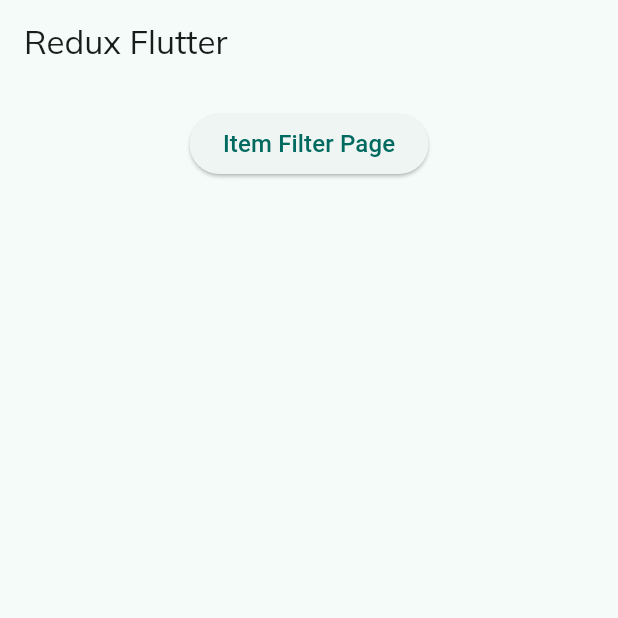
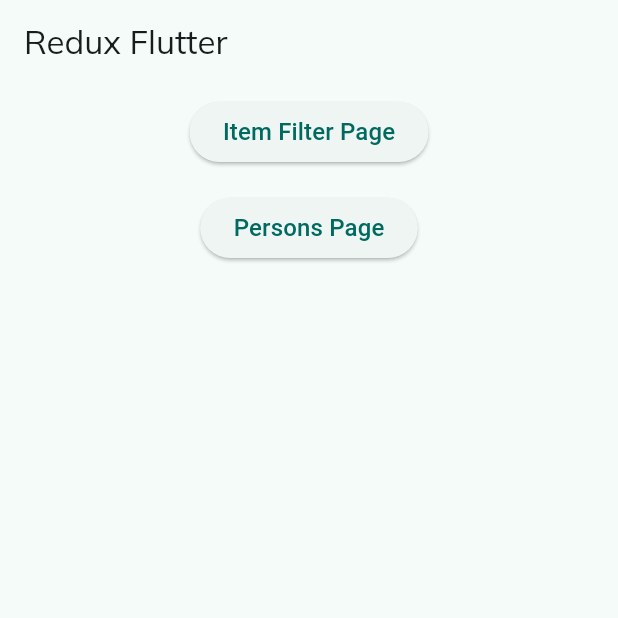
Before and after one commit to wadpas/redux_flutter_state, a Flutter app: the screen it shows after launch, on a phone screen of 412 x 824 dp, the top half of it. Run offline on Flutter 3.47's test engine with Material 2 defaults, Android fonts, the phone set to English and light mode, and no system bars; our stand-ins replace flutter_hooks, flutter_redux, google_fonts, redux.

```diff
--- a/lib/main.dart
+++ b/lib/main.dart
@@ -1,6 +1,7 @@
 import 'package:flutter/material.dart';
 import 'package:google_fonts/google_fonts.dart';
 import 'package:redux_flutter_state/pages/item_filter.dart';
+import 'package:redux_flutter_state/pages/persons.dart';
 
 void main() {
   runApp(const MyApp());
@@ -25,6 +26,7 @@ class MyApp extends StatelessWidget {
       home: const HomePage(),
       routes: {
         '/item-filter': (context) => const ItemFilterPage(),
+        '/persons': (context) => const PersonsPage(),
       },
     );
   }
@@ -44,12 +46,21 @@ class HomePage extends StatelessWidget {
         child: Column(
           children: [
             Container(
-              margin: const EdgeInsets.all(16),
+              margin: const EdgeInsets.all(8),
               child: ElevatedButton(
                 onPressed: () {
                   Navigator.of(context).pushNamed('/item-filter');
                 },
                 child: const Text('Item Filter Page'),
+              ),
+            ),
+            Container(
+              margin: const EdgeInsets.all(8),
+              child: ElevatedButton(
+                onPressed: () {
+                  Navigator.of(context).pushNamed('/persons');
+                },
+                child: const Text('Persons Page'),
               ),
             ),
           ],
```
Also changed, not shown: api/people.json (added, +14 -0 lines), lib/pages/persons.dart (added, +26 -0 lines).
